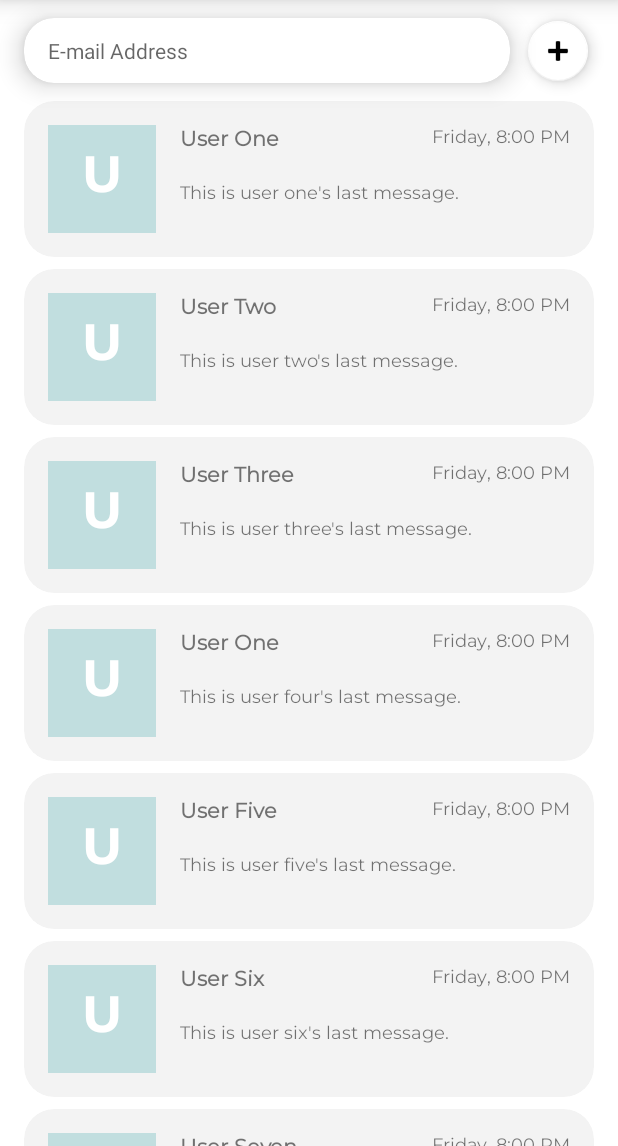
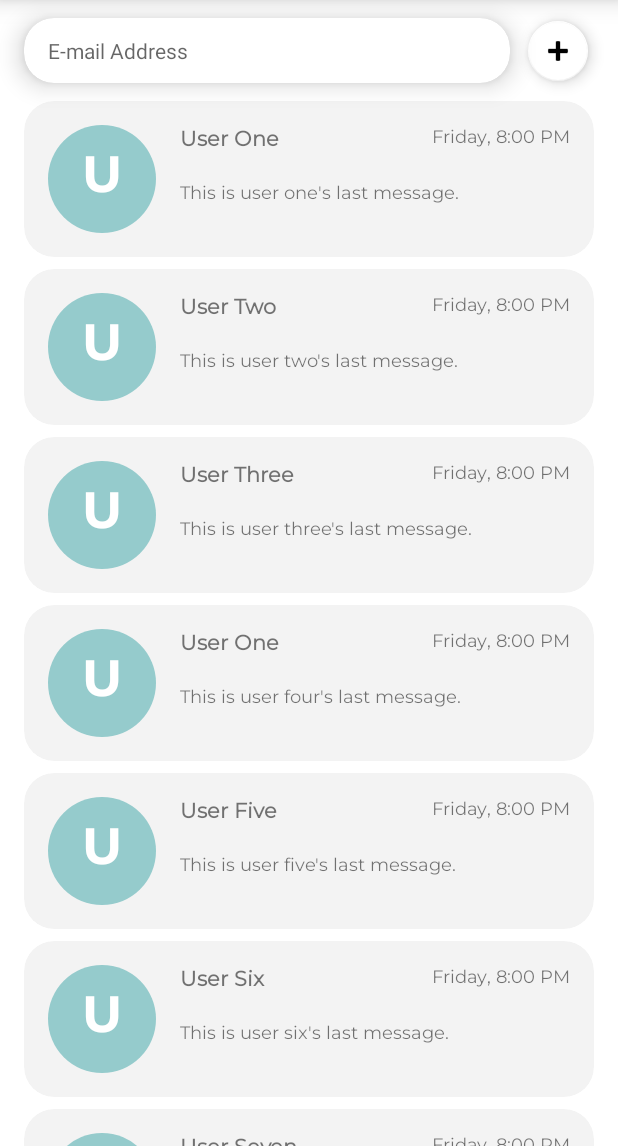
Before and after one commit to KenOafallasDLSU/MOBDEVE-FinalProject-S11-Group8, an Android app: the ThreadActivity screen opened directly, with no data from a screen before it, on a phone screen of 412 x 824 dp, the part 90-1236 px from its top. Run offline under Robolectric (Android 15) with nearby library versions, the phone set to English and light mode, and no system bars; our stand-ins replace CircleImageView.

Commit message:
circular images

```diff
--- a/TilkTalk/app/src/main/java/com/mobdeve/s11/group8/finalproject/ThreadAdapter.kt
+++ b/TilkTalk/app/src/main/java/com/mobdeve/s11/group8/finalproject/ThreadAdapter.kt
@@ -5,6 +5,7 @@ import android.view.LayoutInflater
 import android.view.View
 import android.view.ViewGroup
 import android.widget.TextView
+import androidx.core.content.ContextCompat
 import androidx.recyclerview.widget.RecyclerView
 import de.hdodenhof.circleimageview.CircleImageView
 
@@ -42,13 +43,12 @@ class ThreadAdapter : RecyclerView.Adapter<RecyclerView.ViewHolder>(){
         val date : TextView = itemView.findViewById(R.id.tv_thread_item_time)
         val avatarBackground : CircleImageView = itemView.findViewById(R.id.iv_thread_item_avatar)
 
-        @SuppressLint("ResourceAsColor")
         fun bind(thread : Thread) {
             avatarLetter.setText(thread.getFirstNameCharacter().toString())
             displayName.setText(thread.displayName)
             textMessage.setText(thread.text)
             date.setText(thread.date)
-            avatarBackground.setBackgroundColor(R.color.blue_500)
+            avatarBackground.background.setTint(ContextCompat.getColor(itemView.context, R.color.blue_500))
         }
     }
 }
```
